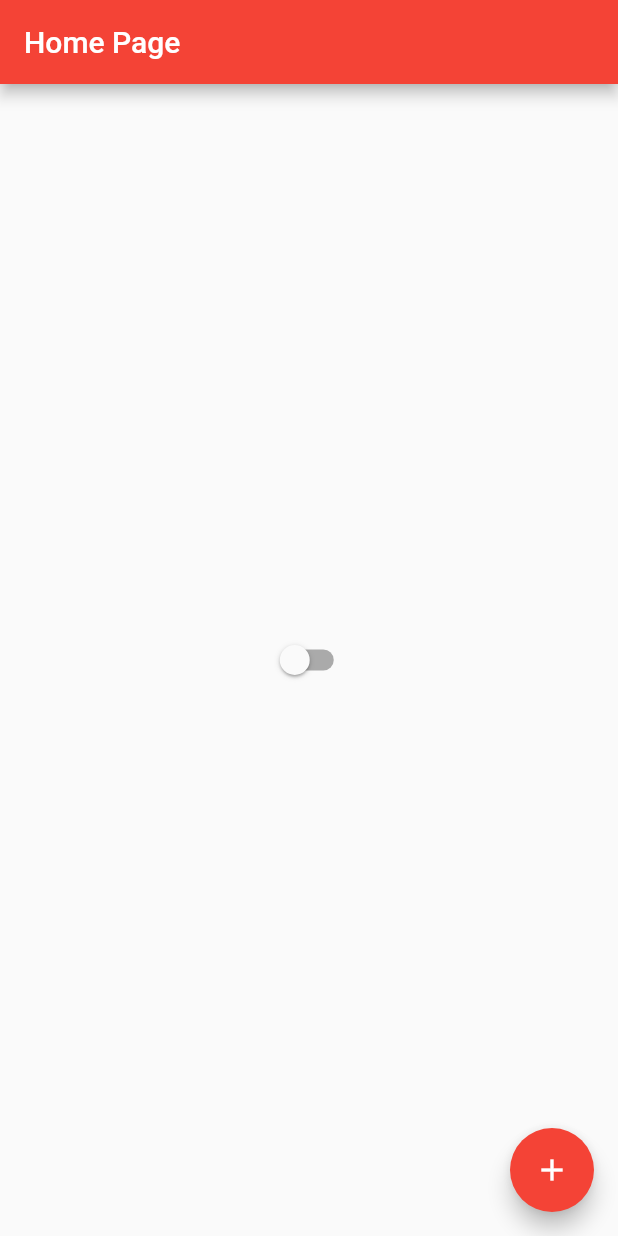
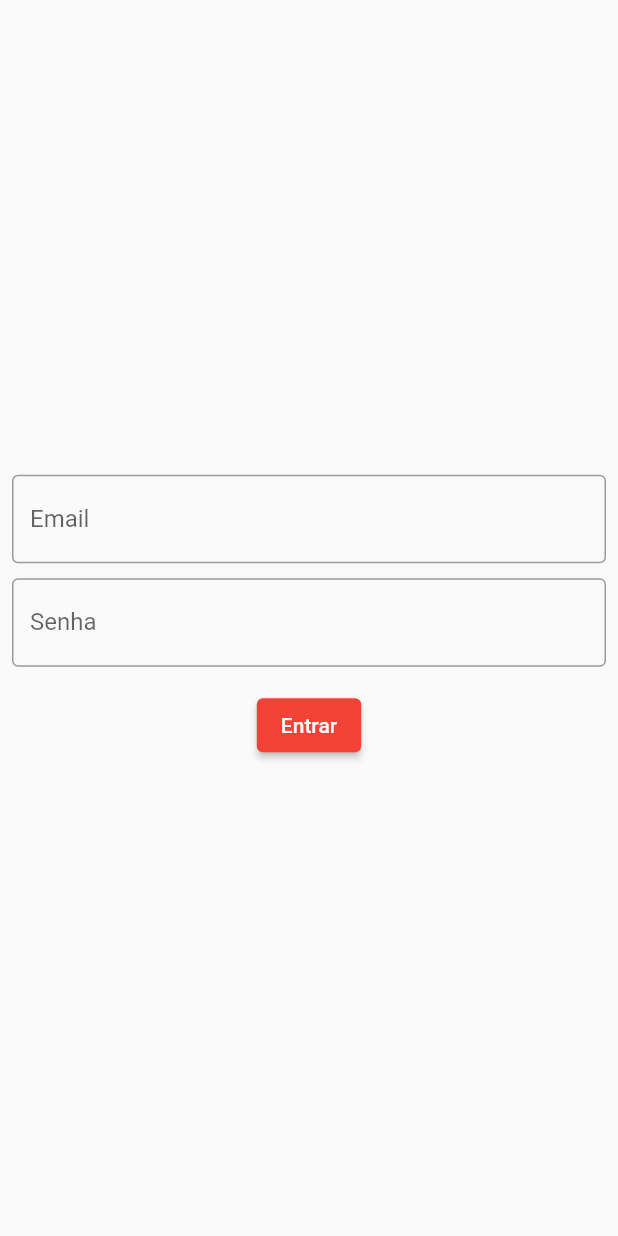
Before and after one commit to DiegoPlaninscheck/first_project_flutter, a Flutter app: the screen it shows after launch, on a phone screen of 412 x 824 dp. Run offline on Flutter 3.47's test engine with Material 2 defaults, Android fonts, the phone set to English and light mode, and no system bars.

Commit message:
feat: pagina de login e rota

```diff
--- a/lib/app_widget.dart
+++ b/lib/app_widget.dart
@@ -1,5 +1,6 @@
 import 'package:flutter/material.dart';
 import 'package:flutter_project/app_controller.dart';
+import 'package:flutter_project/login_page.dart';
 
 import 'home_page.dart';
 
@@ -15,7 +16,7 @@ class MyApp extends StatelessWidget {
               brightness: AppController.instance.isDarktheme
                   ? Brightness.dark
                   : Brightness.light),
-          home: HomePage(),
+          home: LoginPage(),
         );
       },
     );
--- /dev/null
+++ b/lib/login_page.dart
@@ -0,0 +1,67 @@
+import 'package:flutter/material.dart';
+import 'package:flutter_project/home_page.dart';
+
+class LoginPage extends StatefulWidget {
+  const LoginPage({super.key});
+
+  @override
+  State<LoginPage> createState() => _LoginPageState();
+}
+
+class _LoginPageState extends State<LoginPage> {
+  String email = '', senha = '';
+
+  @override
+  Widget build(BuildContext context) {
+    return Scaffold(
+      body: SingleChildScrollView(
+        child: SizedBox(
+          width: MediaQuery.of(context).size.width,
+          height: MediaQuery.of(context).size.height,
+          child: Padding(
+            padding: const EdgeInsets.all(8.0),
+            child: Column(
+              mainAxisAlignment: MainAxisAlignment.center,
+              children: [
+                TextField(
+                  onChanged: (value) {
+                    email = value;
+                  },
+                  keyboardType: TextInputType.emailAddress,
+                  decoration: InputDecoration(
+                    labelText: 'Email',
+                    border: OutlineInputBorder(),
+                  ),
+                ),
+                SizedBox(
+                  height: 10,
+                ),
+                TextField(
+                  onChanged: (value) {
+                    senha = value;
+                  },
+                  obscureText: true,
+                  decoration: InputDecoration(
+                    labelText: 'Senha',
+                    border: OutlineInputBorder(),
+                  ),
+                ),
+                SizedBox(
+                  height: 15,
+                ),
+                ElevatedButton(
+                    onPressed: () {
+                      if (email == "diego@" && senha == "123") {
+                        Navigator.of(context).push(MaterialPageRoute(
+                            builder: (context) => HomePage()));
+                      }
+                    },
+                    child: Text('Entrar'))
+              ],
+            ),
+          ),
+        ),
+      ),
+    );
+  }
+}
```
Also changed, not shown: lib/home_page.dart (+47 -6 lines).
